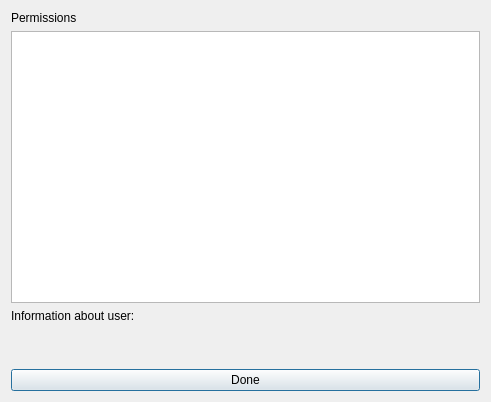
Before: the Qt Designer form huggle/sessionform.ui in huggle/huggle3-qt-lx, drawn with Qt 5.
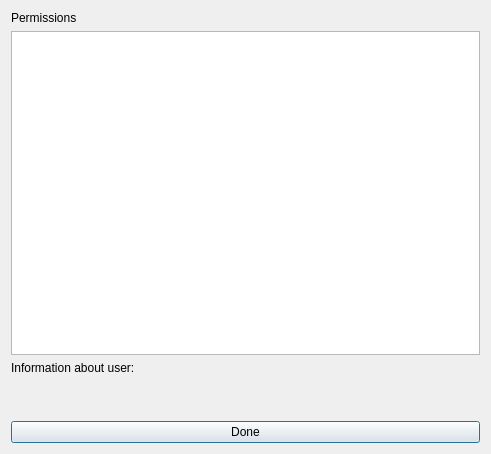
After: the same form once the commit is applied.

```diff
--- a/huggle/sessionform.ui
+++ b/huggle/sessionform.ui
@@ -7,7 +7,7 @@
     <x>0</x>
     <y>0</y>
     <width>491</width>
-    <height>402</height>
+    <height>454</height>
    </rect>
   </property>
   <property name="windowTitle">
```
